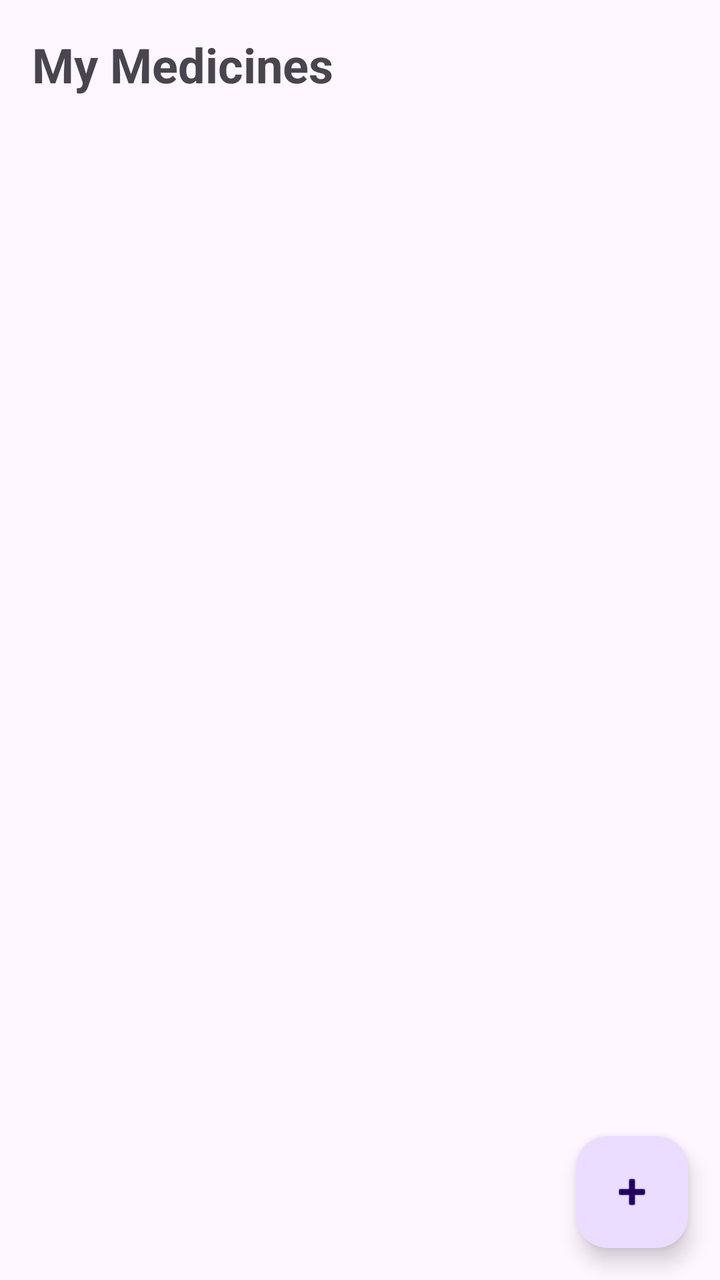
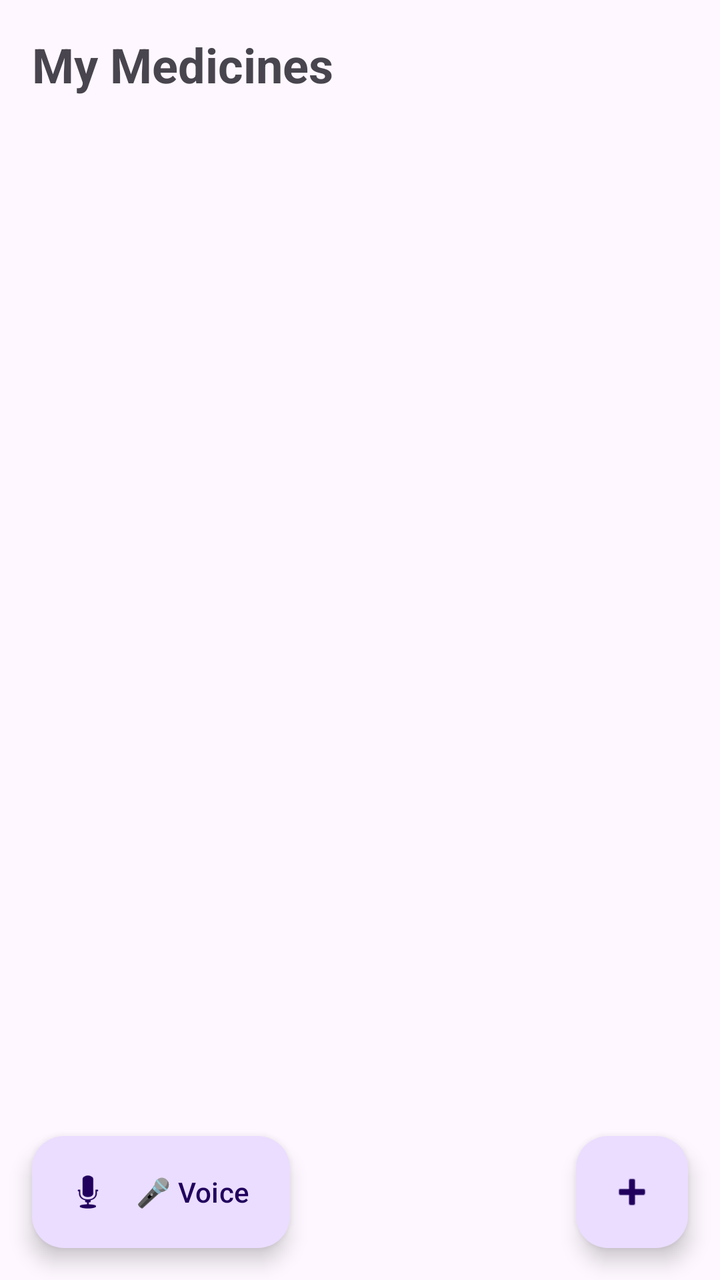

Before-and-after screenshots of an Android layout around one commit, followed by the original layout XML and the change that was made.
<!-- AndroidManifest.xml: application theme Theme.DawaLo -->
<!-- res/layout/fragment_medicine.xml -->
<?xml version="1.0" encoding="utf-8"?>
<androidx.coordinatorlayout.widget.CoordinatorLayout xmlns:android="http://schemas.android.com/apk/res/android"
    xmlns:app="http://schemas.android.com/apk/res-auto"
    android:layout_width="match_parent"
    android:layout_height="match_parent">

    <LinearLayout
        android:layout_width="match_parent"
        android:layout_height="match_parent"
        android:orientation="vertical"
        android:padding="16dp">

        <TextView
            android:layout_width="match_parent"
            android:layout_height="wrap_content"
            android:text="My Medicines"
            android:textSize="24sp"
            android:textStyle="bold"
            android:layout_marginBottom="16dp"/>

        <androidx.recyclerview.widget.RecyclerView
            android:id="@+id/rvMedicines"
            android:layout_width="match_parent"
            android:layout_height="0dp"
            android:layout_weight="1"/>

        <TextView
            android:id="@+id/tvEmptyState"
            android:layout_width="match_parent"
            android:layout_height="0dp"
            android:layout_weight="1"
            android:text="No medicines added yet\nTap + to add your first medicine"
            android:textSize="16sp"
            android:textColor="@android:color/darker_gray"
            android:gravity="center"
            android:visibility="gone"/>

    </LinearLayout>

    <com.google.android.material.floatingactionbutton.FloatingActionButton
        android:id="@+id/fabAdd"
        android:layout_width="wrap_content"
        android:layout_height="wrap_content"
        android:layout_gravity="bottom|end"
        android:layout_margin="16dp"
        android:contentDescription="Add Medicine"
        app:srcCompat="@android:drawable/ic_input_add"/>

</androidx.coordinatorlayout.widget.CoordinatorLayout>
<!-- resources referenced by this layout -->
<resources>
  <style name="Theme.DawaLo" parent="Base.Theme.DawaLo" />
  <style name="Base.Theme.DawaLo" parent="Theme.Material3.DayNight.NoActionBar">
          <item name="colorPrimary">@color/primary_green</item>
          <item name="colorPrimaryVariant">@color/primary_green_dark</item>
          <item name="colorOnPrimary">@color/white</item>
          <item name="colorSecondary">@color/primary_green_light</item>
          <item name="colorSecondaryVariant">@color/primary_green</item>
          <item name="colorOnSecondary">@color/white</item>
          <item name="android:statusBarColor">@color/primary_green</item>
          <item name="android:navigationBarColor">@color/white</item>
      </style>
  <color name="primary_green">#4CAF50</color>
  <color name="primary_green_dark">#388E3C</color>
  <color name="white">#FFFFFFFF</color>
  <color name="primary_green_light">#81C784</color>
</resources>

<!-- the commit's change to res/layout/fragment_medicine.xml (unified diff, before → after) -->
@@ -37,6 +37,17 @@
 
     </LinearLayout>
 
+    
+    <com.google.android.material.floatingactionbutton.ExtendedFloatingActionButton
+        android:id="@+id/fabVoiceAdd"
+        android:layout_width="wrap_content"
+        android:layout_height="wrap_content"
+        android:layout_gravity="bottom|start"
+        android:layout_margin="16dp"
+        android:text="🎤 Voice"
+        android:contentDescription="Add by Voice"
+        app:icon="@android:drawable/ic_btn_speak_now"/>
+
     <com.google.android.material.floatingactionbutton.FloatingActionButton
         android:id="@+id/fabAdd"
         android:layout_width="wrap_content"
